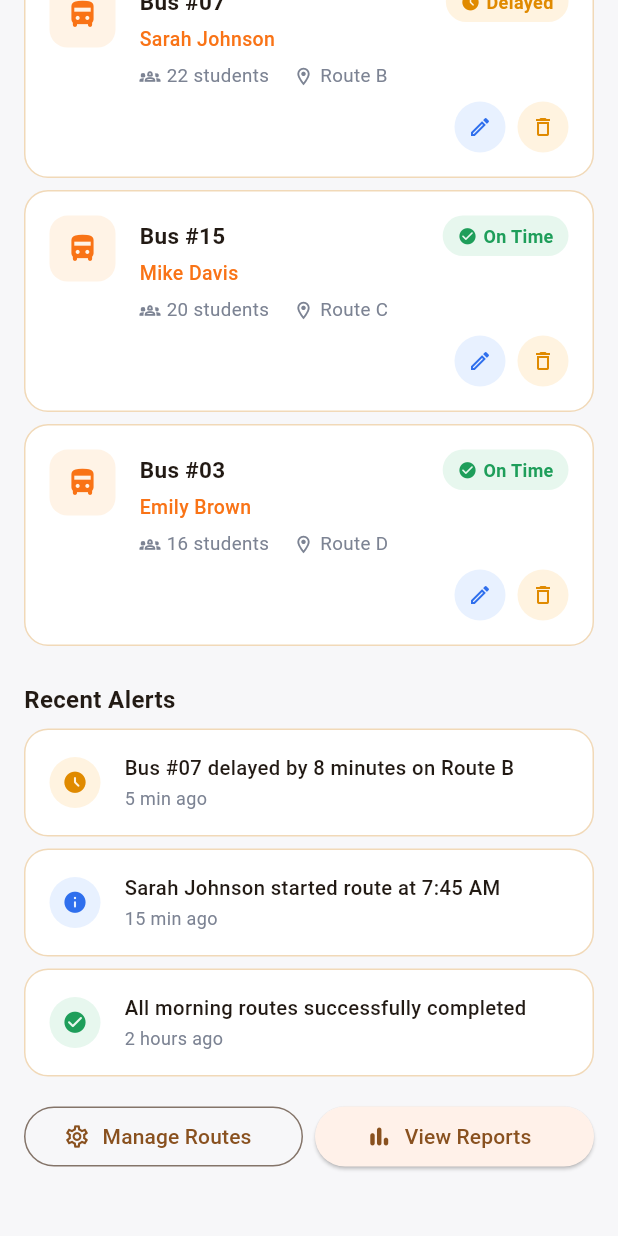
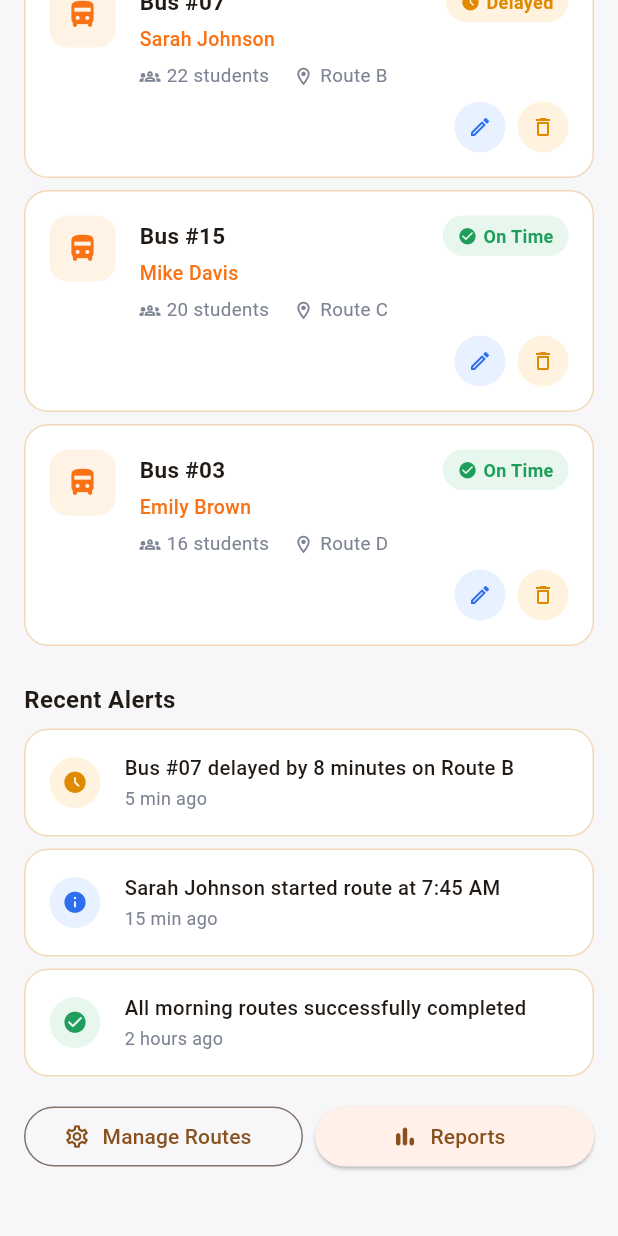
Before and after one commit to ingdia/safe_ride_app, a Flutter app: the FleetOverviewScreen screen opened directly, scrolled down 504 dp, on a phone screen of 412 x 824 dp. Run offline on Flutter 3.47's test engine with Material 3 defaults, Android fonts, the light colour scheme and no system bars; our stand-ins replace fl_chart, flutter_riverpod.

Commit message:
fix: minor label/formatting cleanup on Fleet Overview screen

```diff
--- a/lib/features/admin/presentation/screens/admin_home_screen.dart
+++ b/lib/features/admin/presentation/screens/admin_home_screen.dart
@@ -161,7 +161,9 @@ class FleetOverviewScreen extends ConsumerWidget {
               ),
             ),
             SliverPadding(
-              padding: const EdgeInsets.symmetric(horizontal: AdminUiSpacing.md),
+              padding: const EdgeInsets.symmetric(
+                horizontal: AdminUiSpacing.md,
+              ),
               sliver: SliverList.separated(
                 itemCount: notifications.length,
                 separatorBuilder: (_, __) =>
@@ -199,14 +201,16 @@ class FleetOverviewScreen extends ConsumerWidget {
                           );
                         },
                         icon: const Icon(Icons.bar_chart_rounded, size: 18),
-                        label: const Text('View Reports'),
+                        label: const Text('Reports'),
                       ),
                     ),
                   ],
                 ),
               ),
             ),
-            const SliverToBoxAdapter(child: SizedBox(height: AdminUiSpacing.lg)),
+            const SliverToBoxAdapter(
+              child: SizedBox(height: AdminUiSpacing.lg),
+            ),
           ],
         ),
       ),
```
